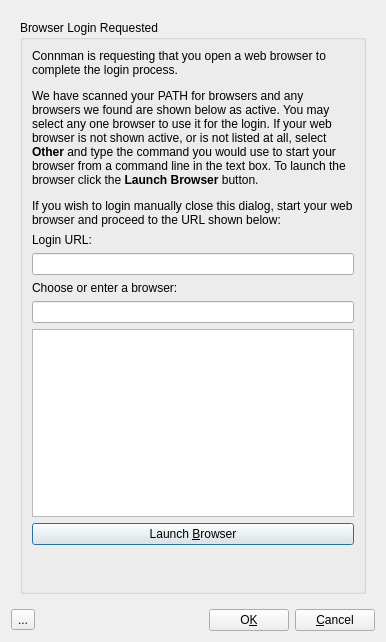
The window that apps/cmstapp/code/agent/ui/agent.ui (andrew-bibb/cmst) describes before a commit, drawn with Qt 5.
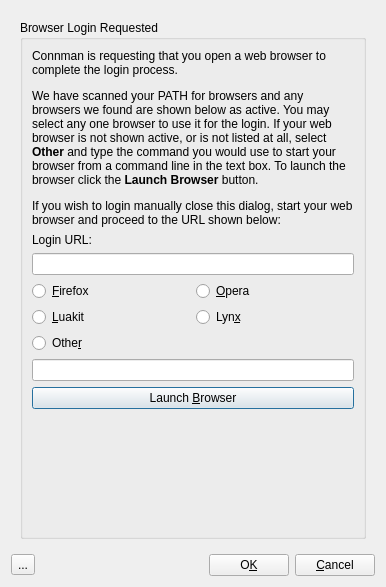
The same window after the commit. The open tabs and pages were chosen to show the change. Icons and pictures are not drawn.

Commit message: revert back to string freeze agent dialog

The edit to the form file:
```diff
--- a/apps/cmstapp/code/agent/ui/agent.ui
+++ b/apps/cmstapp/code/agent/ui/agent.ui
@@ -7,7 +7,7 @@
     <x>0</x>
     <y>0</y>
     <width>386</width>
-    <height>642</height>
+    <height>587</height>
    </rect>
   </property>
   <property name="windowTitle">
@@ -286,16 +286,6 @@
           <string>Browser Login Requested</string>
          </property>
          <layout class="QGridLayout" name="gridLayout_7">
-          <item row="3" column="0">
-           <widget class="QLineEdit" name="lineEdit_browser"/>
-          </item>
-          <item row="2" column="0">
-           <widget class="QLabel" name="label_browser">
-            <property name="text">
-             <string>Choose or enter a browser:</string>
-            </property>
-           </widget>
-          </item>
           <item row="0" column="0">
            <widget class="QLabel" name="label_browser_url">
             <property name="text">
@@ -330,7 +320,71 @@
             </item>
            </layout>
           </item>
-          <item row="7" column="0">
+          <item row="2" column="0">
+           <layout class="QGridLayout" name="gridLayout_3">
+            <item row="0" column="0">
+             <widget class="QRadioButton" name="radioButton_firefox">
+              <property name="toolTip">
+               <string>&lt;html&gt;&lt;head/&gt;&lt;body&gt;&lt;p&gt;&lt;br/&gt;&lt;/p&gt;&lt;/body&gt;&lt;/html&gt;</string>
+              </property>
+              <property name="whatsThis">
+               <string>&lt;html&gt;&lt;head/&gt;&lt;body&gt;&lt;p&gt;Use  the Firefox browser.&lt;/p&gt;&lt;/body&gt;&lt;/html&gt;</string>
+              </property>
+              <property name="text">
+               <string>&amp;Firefox</string>
+              </property>
+             </widget>
+            </item>
+            <item row="0" column="1">
+             <widget class="QRadioButton" name="radioButton_opera">
+              <property name="whatsThis">
+               <string>&lt;html&gt;&lt;head/&gt;&lt;body&gt;&lt;p&gt;Use the Opera browser.&lt;/p&gt;&lt;/body&gt;&lt;/html&gt;</string>
+              </property>
+              <property name="text">
+               <string>&amp;Opera</string>
+              </property>
+             </widget>
+            </item>
+            <item row="1" column="0">
+             <widget class="QRadioButton" name="radioButton_luakit">
+              <property name="whatsThis">
+               <string>&lt;html&gt;&lt;head/&gt;&lt;body&gt;&lt;p&gt;Use the Luakit browser.&lt;/p&gt;&lt;/body&gt;&lt;/html&gt;</string>
+              </property>
+              <property name="text">
+               <string>&amp;Luakit</string>
+              </property>
+             </widget>
+            </item>
+            <item row="1" column="1">
+             <widget class="QRadioButton" name="radioButton_lynx">
+              <property name="whatsThis">
+               <string>&lt;html&gt;&lt;head/&gt;&lt;body&gt;&lt;p&gt;Use the Lynx (console mode) browser.&lt;/p&gt;&lt;/body&gt;&lt;/html&gt;</string>
+              </property>
+              <property name="text">
+               <string>Lyn&amp;x</string>
+              </property>
+             </widget>
+            </item>
+           </layout>
+          </item>
+          <item row="3" column="0">
+           <widget class="QRadioButton" name="radioButton_other">
+            <property name="whatsThis">
+             <string>&lt;html&gt;&lt;head/&gt;&lt;body&gt;&lt;p&gt;Login using a browser that is not listed.  Type the browser start command in the box below.&lt;/p&gt;&lt;/body&gt;&lt;/html&gt;</string>
+            </property>
+            <property name="text">
+             <string>Othe&amp;r</string>
+            </property>
+           </widget>
+          </item>
+          <item row="4" column="0">
+           <widget class="QLineEdit" name="lineEdit_other_browser">
+            <property name="whatsThis">
+             <string>&lt;html&gt;&lt;head/&gt;&lt;body&gt;&lt;p&gt;Type the browser start command here.&lt;/p&gt;&lt;/body&gt;&lt;/html&gt;</string>
+            </property>
+           </widget>
+          </item>
+          <item row="5" column="0">
            <widget class="QPushButton" name="pushButton_launch_browser">
             <property name="whatsThis">
              <string>&lt;html&gt;&lt;head/&gt;&lt;body&gt;&lt;p&gt;Use this button to launch the selected browser. The browser will open at the page shown in the Login URL box.&lt;/p&gt;&lt;/body&gt;&lt;/html&gt;</string>
@@ -340,7 +394,7 @@
             </property>
            </widget>
           </item>
-          <item row="8" column="0">
+          <item row="6" column="0">
            <spacer name="verticalSpacer">
             <property name="orientation">
              <enum>Qt::Vertical</enum>
@@ -353,9 +407,6 @@
             </property>
            </spacer>
           </item>
-          <item row="4" column="0">
-           <widget class="QListView" name="listView_browsers"/>
-          </item>
          </layout>
         </widget>
        </item>
```
Left out of the diff: 4 changed lines with no effect on the pictures. The commit also changes 2 other files.
